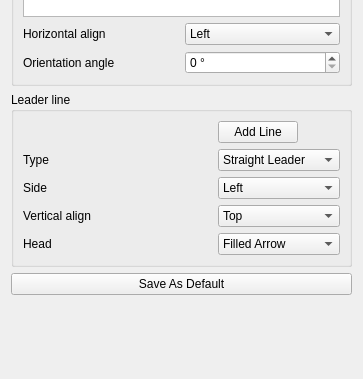
gabrielantao/Dimensioning, file Resources/ui/annotation_task.ui: the form before one commit; both pictures show x 0 to 363 and y 368 to 747 of the 363 by 747 pixel window.
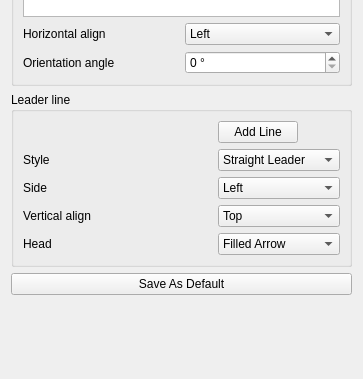
The form after the commit. Icons and pictures are not drawn.

Diff of the .ui file:
```diff
--- a/Resources/ui/annotation_task.ui
+++ b/Resources/ui/annotation_task.ui
@@ -325,7 +325,7 @@
       <item row="1" column="0">
        <widget class="QLabel" name="label_8">
         <property name="text">
-         <string>Type</string>
+         <string>Style</string>
         </property>
        </widget>
       </item>
```
Left out of the diff: 2 changed lines with no effect on the pictures.
